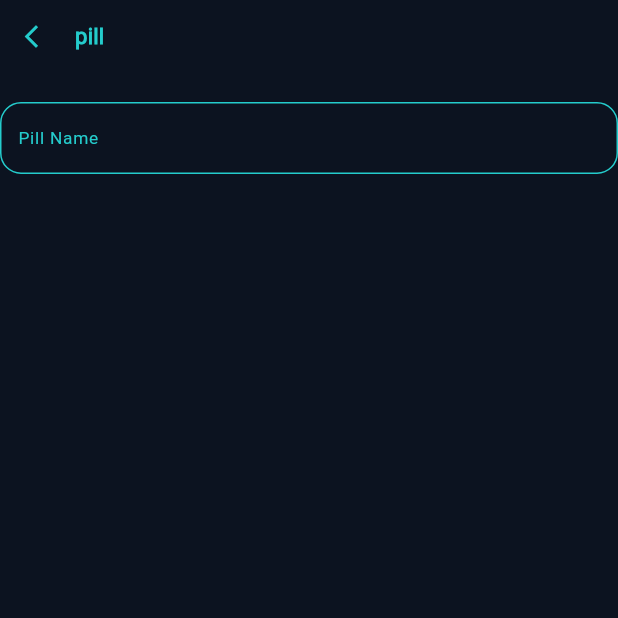
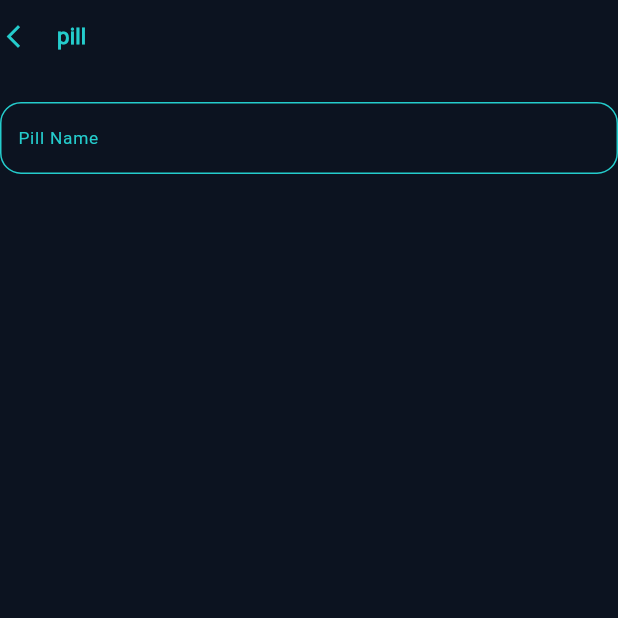
Before and after one commit to AliKamar34/MediMood, a Flutter app: the EditPillViewBody screen opened directly, on a phone screen of 412 x 824 dp, the top half of it. Run offline on Flutter 3.47's test engine with Material 3 defaults, Android fonts, the light colour scheme and no system bars; our stand-ins replace flutter_svg, font_awesome_flutter, go_router, google_nav_bar.

Commit message:
create edit p[ill app bar

```diff
--- /dev/null
+++ b/lib/features/home/presentation/views/widgets/edit_pill_app_bar.dart
@@ -0,0 +1,40 @@
+import 'package:flutter/material.dart';
+import 'package:go_router/go_router.dart';
+import 'package:new_app/core/utils/app_text_style.dart';
+import 'package:new_app/core/utils/colors_asset_data.dart';
+
+class EditPillAppBar extends StatelessWidget {
+  const EditPillAppBar({
+    super.key,
+  });
+
+  @override
+  Widget build(BuildContext context) {
+    return TextButton(
+      onPressed: () {
+        GoRouter.of(context).pop();
+      },
+      style: ButtonStyle(
+          padding: WidgetStateProperty.all(
+        const EdgeInsets.all(0),
+      )),
+      child: Row(
+        children: [
+          const Icon(
+            Icons.arrow_back_ios_new_outlined,
+            color: ColorsAssetData.primaryColor,
+          ),
+          const SizedBox(
+            width: 20,
+          ),
+          Text(
+            'pill',
+            style: AppTextStyle.styleMedium18(context).copyWith(
+              color: ColorsAssetData.primaryColor,
+            ),
+          )
+        ],
+      ),
+    );
+  }
+}
--- a/lib/features/home/presentation/views/widgets/edit_pill_view_body.dart
+++ b/lib/features/home/presentation/views/widgets/edit_pill_view_body.dart
@@ -1,7 +1,7 @@
 import 'package:flutter/material.dart';
-import 'package:go_router/go_router.dart';
 import 'package:new_app/core/utils/app_text_style.dart';
 import 'package:new_app/core/utils/colors_asset_data.dart';
+import 'package:new_app/features/home/presentation/views/widgets/edit_pill_app_bar.dart';
 
 class EditPillViewBody extends StatelessWidget {
   const EditPillViewBody({super.key});
@@ -12,28 +12,7 @@ class EditPillViewBody extends StatelessWidget {
       body: SafeArea(
         child: Column(
           children: [
-            TextButton(
-              onPressed: () {
-                GoRouter.of(context).pop();
-              },
-              child: Row(
-                children: [
-                  const Icon(
-                    Icons.arrow_back_ios_new_outlined,
-                    color: ColorsAssetData.primaryColor,
-                  ),
-                  const SizedBox(
-                    width: 20,
-                  ),
-                  Text(
-                    'pill',
-                    style: AppTextStyle.styleMedium18(context).copyWith(
-                      color: ColorsAssetData.primaryColor,
-                    ),
-                  )
-                ],
-              ),
-            ),
+            const EditPillAppBar(),
             const SizedBox(
               height: 20,
             ),
```
